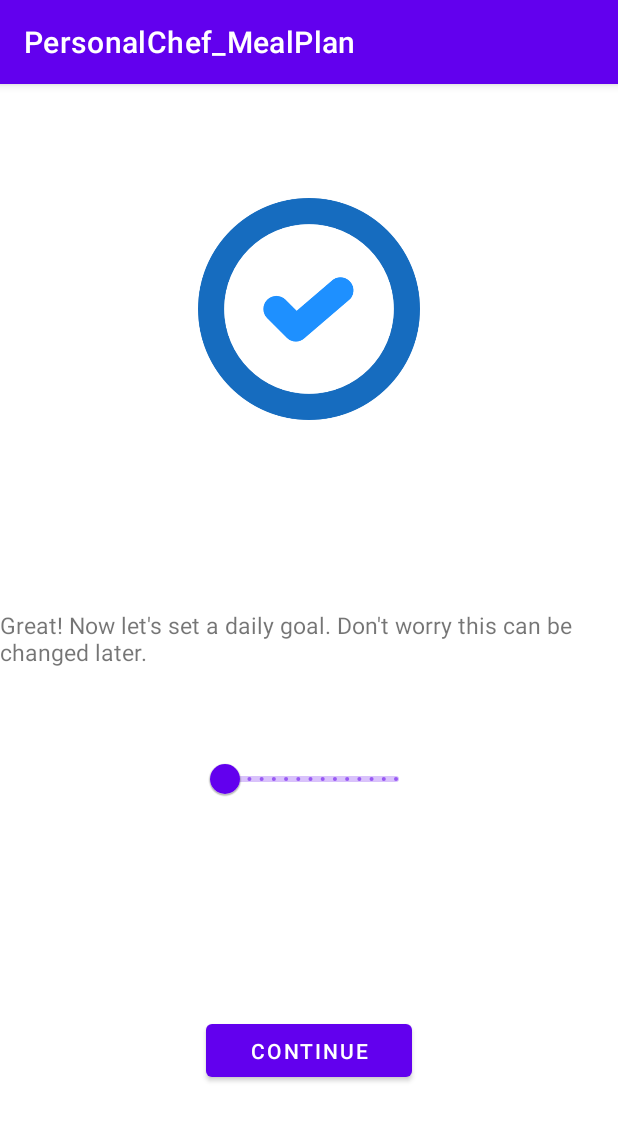
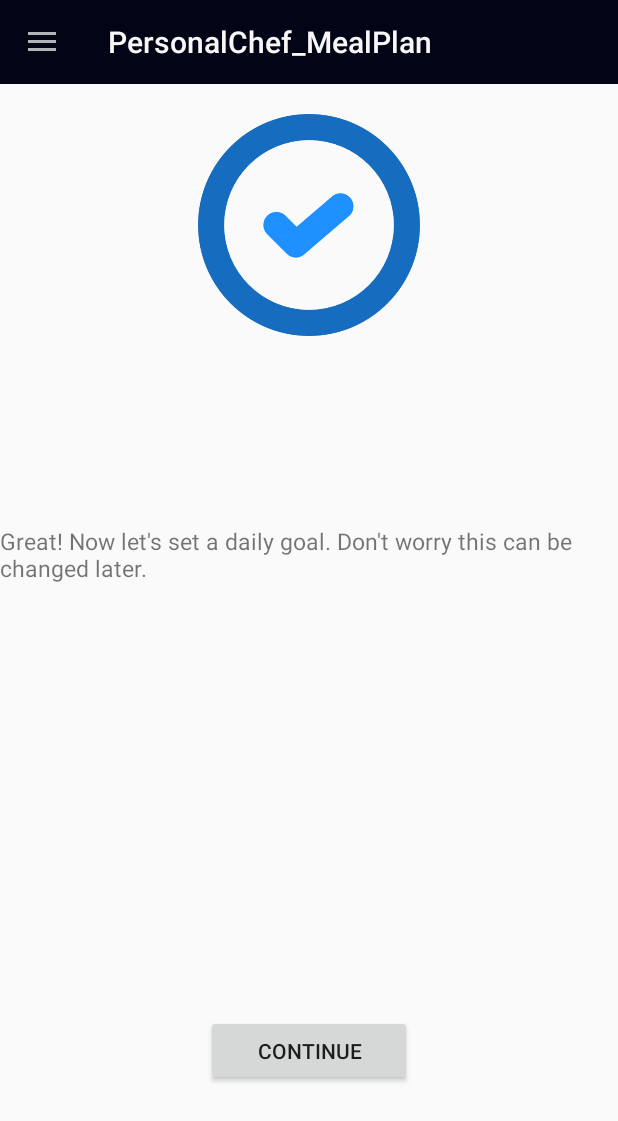
Before and after one commit to Agingalus/personalChef, an Android app: the SetStepGoal screen opened directly, with no data from a screen before it, on a phone screen of 412 x 824 dp. Shown: the top 1121 px of the screen. Run offline under Robolectric (Android 15) with nearby library versions, the phone set to English and light mode, and no system bars.

Commit message:
added nav drawer onclick listener to navigate to different activities. NavDrawer has intents to User Profile, Step Goal, and Step Counter. Need to update Step Counter to display nav drawer.

```diff
--- a/app/src/main/AndroidManifest.xml
+++ b/app/src/main/AndroidManifest.xml
@@ -25,7 +25,7 @@
         android:label="@string/app_name"
         android:roundIcon="@mipmap/ic_launcher_round"
         android:supportsRtl="true"
-        android:theme="@style/Theme.PersonalChef_MealPlan">
+        android:theme="@style/AppTheme">
         <service
             android:name=".NotificationService"
             android:exported="false"></service>
@@ -42,7 +42,8 @@
         </activity>
         <activity
             android:name=".StepCounterActivity"
-            android:label="@string/stepCounterSummary" />
+            android:label="@string/stepCounterSummary"
+            android:theme="@style/AppTheme"/>
         <activity
             android:name=".UserProfileActivity"
             android:label="@string/userProfile"
--- a/app/src/main/java/com/personalchef/mealplan/SetStepGoal.java
+++ b/app/src/main/java/com/personalchef/mealplan/SetStepGoal.java
@@ -1,21 +1,77 @@
 package com.personalchef.mealplan;
 
+import androidx.annotation.NonNull;
+import androidx.appcompat.app.ActionBarDrawerToggle;
 import androidx.appcompat.app.AppCompatActivity;
+import androidx.appcompat.widget.Toolbar;
+import androidx.core.view.GravityCompat;
+import androidx.drawerlayout.widget.DrawerLayout;
+import androidx.fragment.app.Fragment;
 
 import android.content.Intent;
 import android.os.Bundle;
+import android.view.MenuItem;
 import android.view.View;
 
-public class SetStepGoal extends AppCompatActivity {
+import com.google.android.material.navigation.NavigationView;
 
+public class SetStepGoal extends AppCompatActivity implements NavigationView.OnNavigationItemSelectedListener{
+    public DrawerLayout drawer;
+    public ActionBarDrawerToggle toggle;
+    public NavigationView navView;
     @Override
     protected void onCreate(Bundle savedInstanceState) {
         super.onCreate(savedInstanceState);
         setContentView(R.layout.activity_set_step_goal);
+
+        Toolbar toolbar = findViewById(R.id.toolbar);
+        setSupportActionBar(toolbar);
+
+        drawer = (DrawerLayout) findViewById(R.id.my_drawer_layout);
+        navView = findViewById(R.id.nav_view);
+        navView.setItemIconTintList(null);
+        toggle = new ActionBarDrawerToggle(this, drawer, toolbar, R.string.nav_open, R.string.nav_close);
+
+        drawer.addDrawerListener(toggle);
+        toggle.setDrawerIndicatorEnabled(true);
+        navView.setNavigationItemSelectedListener(this);
+        toggle.syncState();
     }
 
     public void stepGoalSubmitted(View view) {
-        Intent intent = new Intent(getApplicationContext(), StepCounterActivity.class);
+        Intent intent = new Intent(getApplicationContext(), MainActivity.class);
         startActivity(intent);
     }
+
+    @Override
+    public boolean onNavigationItemSelected(MenuItem item) {
+        int id = item.getItemId();
+        Intent intent = null;
+
+        switch (id)
+        {
+            case R.id.userProfile:
+                intent = new Intent(getApplicationContext(), UserProfileActivity.class);
+                break;
+
+            case R.id.setStepGoal:
+                intent = new Intent(getApplicationContext(), SetStepGoal.class);
+                break;
+
+            case R.id.stepCounter:
+                intent = new Intent(getApplicationContext(), StepCounterActivity.class);
+                break;
+        }
+        startActivity(intent);
+
+
+        //Close drawer when user selects option
+        drawer = (DrawerLayout) findViewById(R.id.my_drawer_layout);
+        if (drawer.isDrawerOpen(GravityCompat.START)) {
+            drawer.closeDrawer(GravityCompat.START);
+        } else {
+            super.onBackPressed();
+        }
+        return true;
+    }
 }
--- a/app/src/main/java/com/personalchef/mealplan/StepCounterActivity.java
+++ b/app/src/main/java/com/personalchef/mealplan/StepCounterActivity.java
@@ -138,8 +138,8 @@ public class StepCounterActivity extends AppCompatActivity {
         TextView tv_TotalCalsBurned = findViewById(R.id.tv_TotalCalsBurned);
         tv_TotalCalsBurned.setText(String.valueOf(scDetail.getTotalCal_Burned() +stepCounter.CalculateCaloriesBurnt()));
     }
-    public void onHomeClicked(View view) {
+    /*public void onHomeClicked(View view) {
         onBackPressed();
-    }
+    }*/
 
 }
--- a/app/src/main/res/layout/activity_set_step_goal.xml
+++ b/app/src/main/res/layout/activity_set_step_goal.xml
@@ -1,12 +1,22 @@
 <?xml version="1.0" encoding="utf-8"?>
-<androidx.constraintlayout.widget.ConstraintLayout xmlns:android="http://schemas.android.com/apk/res/android"
+<androidx.drawerlayout.widget.DrawerLayout
+    xmlns:android="http://schemas.android.com/apk/res/android"
     xmlns:app="http://schemas.android.com/apk/res-auto"
     xmlns:tools="http://schemas.android.com/tools"
+    android:id="@+id/my_drawer_layout"
+    android:layout_width="match_parent"
+    android:layout_height="match_parent">
+
+<androidx.constraintlayout.widget.ConstraintLayout
     android:layout_width="match_parent"
     android:layout_height="match_parent"
     android:id="@+id/setStepGoal"
-    tools:context=".SetStepGoal">
+    tools:context=".SetStepGoal"
+    android:theme="@style/AppTheme">
 
+    <include
+        layout="@layout/toolbar_main"
+        android:id="@+id/toolbar"/>
 
     <ImageView
         android:id="@+id/imageView2"
@@ -46,7 +56,7 @@
         app:layout_constraintStart_toStartOf="parent"
         android:onClick="stepGoalSubmitted"/>
 
-    <com.google.android.material.slider.RangeSlider
+  <!--  <com.google.android.material.slider.RangeSlider
         android:id="@+id/stepGoalSlider"
         android:layout_width="146dp"
         android:layout_height="54dp"
@@ -58,7 +68,16 @@
         android:valueTo="10000.0"
         app:layout_constraintEnd_toEndOf="parent"
         app:layout_constraintStart_toStartOf="parent"
-        app:layout_constraintTop_toBottomOf="@+id/userProfileSubmittedText" />
+        app:layout_constraintTop_toBottomOf="@+id/userProfileSubmittedText" />-->
 
 
 </androidx.constraintlayout.widget.ConstraintLayout>
+
+    <com.google.android.material.navigation.NavigationView
+        android:id="@+id/nav_view"
+        android:layout_width="wrap_content"
+        android:layout_height="match_parent"
+        android:layout_gravity="start"
+        app:headerLayout="@layout/nav_header"
+        app:menu="@menu/menu_nav" />
+</androidx.drawerlayout.widget.DrawerLayout>
--- a/app/src/main/res/layout/activity_step_counter.xml
+++ b/app/src/main/res/layout/activity_step_counter.xml
@@ -258,7 +258,7 @@
         app:layout_constraintEnd_toEndOf="parent"
         app:layout_constraintStart_toStartOf="parent"
         app:layout_constraintTop_toTopOf="@+id/background_progressbar" />
-
+<!--
     <Button
         android:id="@+id/button"
         android:layout_width="wrap_content"
@@ -268,6 +268,6 @@
         android:onClick="onHomeClicked"
         android:text="@string/home"
         app:layout_constraintBottom_toBottomOf="parent"
-        app:layout_constraintEnd_toEndOf="parent" />
+        app:layout_constraintEnd_toEndOf="parent" />-->
 
 </androidx.constraintlayout.widget.ConstraintLayout>
--- a/app/src/main/res/layout/toolbar_main.xml
+++ b/app/src/main/res/layout/toolbar_main.xml
@@ -1,9 +1,15 @@
-<androidx.appcompat.widget.Toolbar
-    xmlns:android="http://schemas.android.com/apk/res/android"
+<?xml version="1.0" encoding="utf-8"?>
+
+<androidx.appcompat.widget.Toolbar xmlns:android="http://schemas.android.com/apk/res/android"
+    xmlns:app="http://schemas.android.com/apk/res-auto"
+    android:id="@+id/toolbar"
     android:layout_width="match_parent"
     android:layout_height="?attr/actionBarSize"
-    android:background="?attr/colorPrimary"
-    android:theme="@style/ThemeOverlay.AppCompat.Dark.ActionBar" />
+    app:titleTextColor="#F8F6F7"
+    android:background="#020515"
+    android:gravity="center"
+    android:theme="@style/ThemeOverlay.AppCompat.Dark"/>
+    <!--app:title="Navigation Drawer"-->
 
 
 
```
Also changed, not shown: app/src/main/java/com/personalchef/mealplan/MainActivity.java (+8 -11 lines), app/src/main/java/com/personalchef/mealplan/UserProfileActivity.java (+56 -3 lines), app/src/main/res/layout/activity_main.xml (+4 -7 lines).
